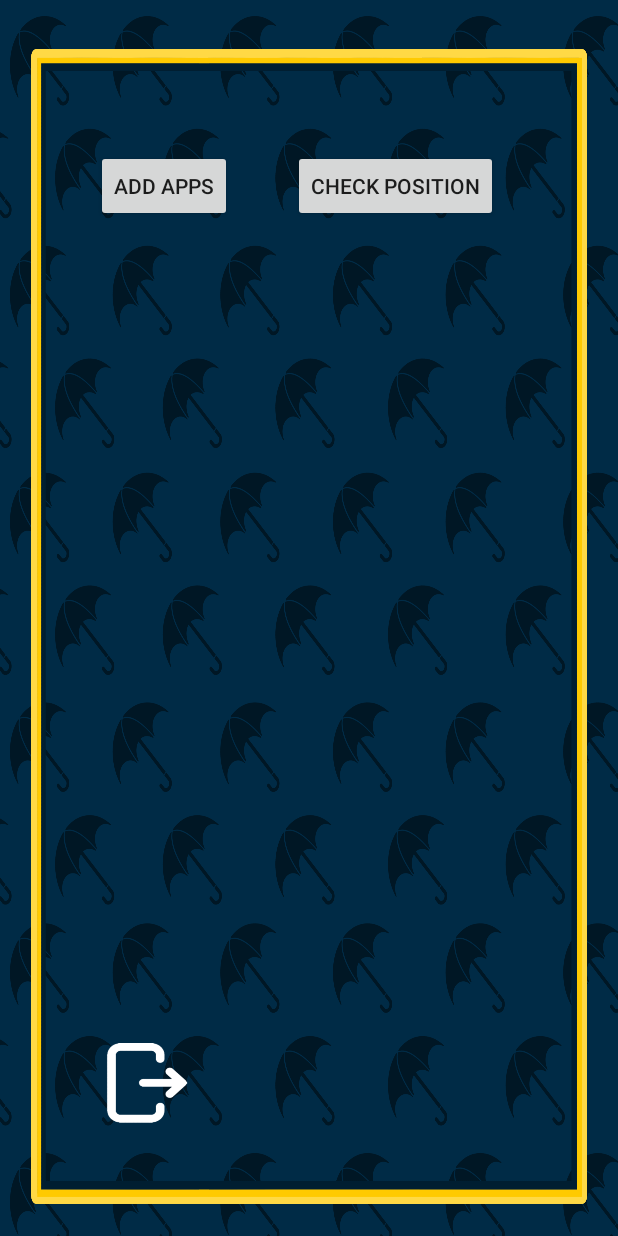
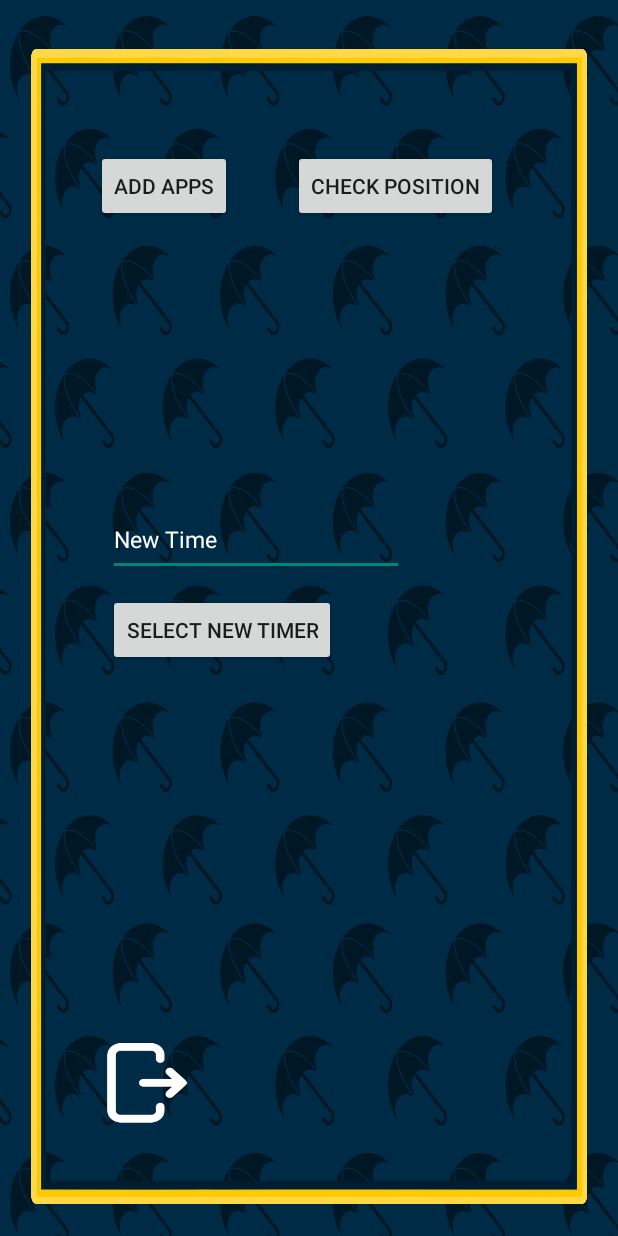
Before and after one commit to Andree37/NannyPoppins, an Android app: the Settings screen opened directly, with no data from a screen before it, on a phone screen of 412 x 824 dp. Run offline under Robolectric (Android 15) with nearby library versions, the phone set to English and light mode, and no system bars.

Commit message:
i hope i dont break stuff

```diff
--- a/NannyPoppins/app/src/main/java/com/example/nannypoppins/Settings.java
+++ b/NannyPoppins/app/src/main/java/com/example/nannypoppins/Settings.java
@@ -6,6 +6,10 @@ import android.content.Intent;
 import android.os.Bundle;
 import android.view.View;
 import android.widget.Button;
+import android.widget.EditText;
+import android.widget.TextView;
+
+import org.w3c.dom.Text;
 
 public class Settings extends AppCompatActivity {
 
@@ -49,5 +53,23 @@ public class Settings extends AppCompatActivity {
                 startActivity(intent);
             }
         });
+
+        // new timer settings
+        final EditText timerTxt = (EditText) findViewById(R.id.new_timer);
+
+        Button btn_timer = (Button) findViewById(R.id.btn_setTimer);
+        btn_timer.setOnClickListener(new View.OnClickListener() {
+            @Override
+            public void onClick(View v) {
+                int new_timer = 0;
+                if(!timerTxt.getText().toString().equals(""))
+                    new_timer = Integer.parseInt(timerTxt.getText().toString());
+                System.out.println(new_timer);
+                if(new_timer != 0) {
+                    Home.restartTimer = true;
+                    Home.counter = new_timer;
+                }
+            }
+        });
     }
 }
--- a/NannyPoppins/app/src/main/res/layout/activity_drawing.xml
+++ b/NannyPoppins/app/src/main/res/layout/activity_drawing.xml
@@ -40,8 +40,8 @@
 
     <com.example.nannypoppins.DrawingView
         android:id="@+id/drawing"
-        android:layout_width="fill_parent"
-        android:layout_height="610dp"
+        android:layout_width="match_parent"
+        android:layout_height="365dp"
         android:layout_weight="1"
         android:foreground="@drawable/turkey_paint" />
     <LinearLayout
--- a/NannyPoppins/app/src/main/res/layout/activity_settings.xml
+++ b/NannyPoppins/app/src/main/res/layout/activity_settings.xml
@@ -36,4 +36,28 @@
         android:background="@drawable/button_out"
         app:layout_constraintBottom_toBottomOf="parent"
         app:layout_constraintStart_toStartOf="parent" />
+
+    <Button
+        android:id="@+id/btn_setTimer"
+        android:layout_width="wrap_content"
+        android:layout_height="wrap_content"
+        android:layout_marginStart="72dp"
+        android:layout_marginBottom="380dp"
+        android:text="Select new timer"
+        app:layout_constraintBottom_toBottomOf="parent"
+        app:layout_constraintStart_toStartOf="parent" />
+
+    <EditText
+        android:id="@+id/new_timer"
+        android:layout_width="197dp"
+        android:layout_height="48dp"
+        android:layout_marginStart="72dp"
+        android:layout_marginBottom="12dp"
+        android:ems="10"
+        android:hint="New Time"
+        android:inputType="numberDecimal"
+        android:textColorHint="#FFFFFF"
+        android:textSize="15dp"
+        app:layout_constraintBottom_toTopOf="@+id/btn_setTimer"
+        app:layout_constraintStart_toStartOf="parent" />
 </androidx.constraintlayout.widget.ConstraintLayout>
```
Also changed, not shown: NannyPoppins/app/src/main/java/com/example/nannypoppins/Home.java (+11 -3 lines).
